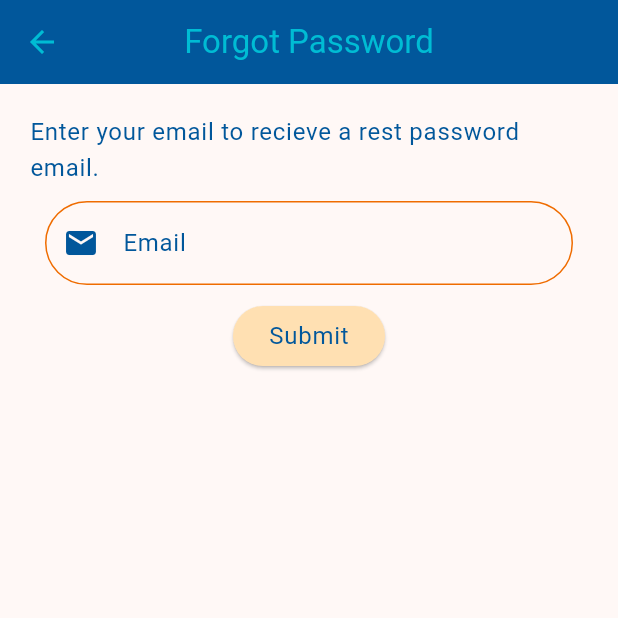
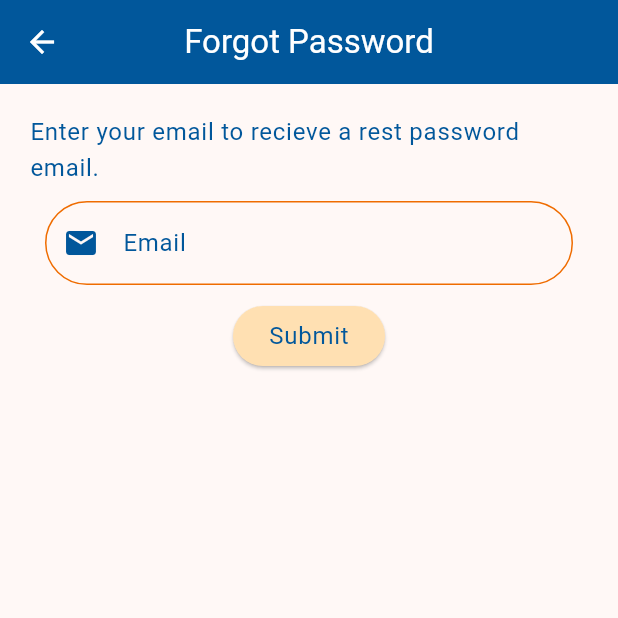
Before and after one commit to Mahmoud-Ramzi5/Jobera, a Flutter app: the screen it shows after launch, after a tap on "Forgot Password?", on a phone screen of 412 x 824 dp, the top half of it. Run offline on Flutter 3.47's test engine with Material 3 defaults, Android fonts, the phone set to English and light mode, and no system bars; our stand-ins replace country_code_picker, dio, font_awesome_flutter, get, shared_preferences; network calls fail.

Commit message:
dark theme

```diff
--- /dev/null
+++ b/FrontEnd/Mobile/lib/classes/themes.dart
@@ -0,0 +1,110 @@
+import 'package:flutter/material.dart';
+
+class Themes {
+  static final lightTheme = ThemeData(
+    colorSchemeSeed: Colors.orange.shade800,
+    appBarTheme: AppBarTheme(
+      titleTextStyle: const TextTheme().titleLarge,
+      color: Colors.lightBlue.shade900,
+      iconTheme: const IconThemeData(color: Colors.white),
+      centerTitle: true,
+    ),
+    textTheme: TextTheme(
+      titleLarge: const TextStyle(color: Colors.white),
+      headlineSmall: TextStyle(color: Colors.orange.shade800),
+      labelLarge: TextStyle(color: Colors.orange.shade800),
+      bodyLarge: TextStyle(color: Colors.lightBlue.shade900),
+    ),
+    elevatedButtonTheme: ElevatedButtonThemeData(
+      style: ButtonStyle(
+        backgroundColor: MaterialStatePropertyAll(Colors.orange.shade100),
+      ),
+    ),
+    outlinedButtonTheme: OutlinedButtonThemeData(
+      style: ButtonStyle(
+        side: MaterialStatePropertyAll(
+          BorderSide(color: Colors.orange.shade800),
+        ),
+      ),
+    ),
+    checkboxTheme: const CheckboxThemeData(
+      shape: CircleBorder(),
+    ),
+    radioTheme: RadioThemeData(
+      fillColor: MaterialStatePropertyAll(Colors.orange.shade800),
+    ),
+    tabBarTheme: TabBarTheme(
+      overlayColor: const MaterialStatePropertyAll(Colors.transparent),
+      labelColor: Colors.lightBlue.shade900,
+      unselectedLabelColor: Colors.black,
+      indicatorSize: TabBarIndicatorSize.tab,
+      dividerColor: Colors.transparent,
+      indicator: ShapeDecoration(
+        shape: CircleBorder(
+          side: BorderSide(
+            strokeAlign: 10,
+            color: Colors.orange.shade800,
+          ),
+        ),
+      ),
+    ),
+    datePickerTheme: DatePickerThemeData(
+      todayForegroundColor: MaterialStatePropertyAll(Colors.orange.shade800),
+    ),
+  );
+
+  static final darkTheme = ThemeData.dark().copyWith(
+    appBarTheme: AppBarTheme(
+      titleTextStyle: const TextTheme().titleLarge,
+      iconTheme: const IconThemeData(color: Colors.white),
+      centerTitle: true,
+    ),
+    textTheme: TextTheme(
+      titleLarge: const TextStyle(color: Colors.white),
+      headlineSmall: TextStyle(color: Colors.orange.shade800),
+      labelLarge: TextStyle(color: Colors.orange.shade800),
+      bodyLarge: const TextStyle(color: Colors.white),
+    ),
+    elevatedButtonTheme: ElevatedButtonThemeData(
+      style: ButtonStyle(
+        backgroundColor: MaterialStatePropertyAll(Colors.orange.shade800),
+      ),
+    ),
+    outlinedButtonTheme: OutlinedButtonThemeData(
+      style: ButtonStyle(
+        side: MaterialStatePropertyAll(
+          BorderSide(color: Colors.orange.shade800),
+        ),
+      ),
+    ),
+    checkboxTheme: const CheckboxThemeData(
+      shape: CircleBorder(),
+      checkColor: MaterialStatePropertyAll(Colors.white),
+    ),
+    radioTheme: RadioThemeData(
+      fillColor: MaterialStatePropertyAll(Colors.orange.shade800),
+    ),
+    tabBarTheme: TabBarTheme(
+      overlayColor: const MaterialStatePropertyAll(Colors.transparent),
+      labelColor: Colors.lightBlue.shade900,
+      unselectedLabelColor: Colors.white,
+      indicatorSize: TabBarIndicatorSize.tab,
+      dividerColor: Colors.transparent,
+      indicator: ShapeDecoration(
+        shape: CircleBorder(
+          side: BorderSide(
+            strokeAlign: 10,
+            color: Colors.orange.shade800,
+          ),
+        ),
+      ),
+    ),
+    datePickerTheme: const DatePickerThemeData(
+      todayForegroundColor: MaterialStatePropertyAll(Colors.white),
+    ),
+    switchTheme: SwitchThemeData(
+      trackColor: MaterialStatePropertyAll(Colors.orange.shade800),
+      thumbColor: const MaterialStatePropertyAll(Colors.white),
+    ),
+  );
+}
--- a/FrontEnd/Mobile/lib/controllers/home_controller.dart
+++ b/FrontEnd/Mobile/lib/controllers/home_controller.dart
@@ -31,13 +31,16 @@ class HomeController extends GetxController {
           ));
       if (response.statusCode == 200) {
         sharedPreferences?.remove('access_token');
+        Dialogs().showSuccessDialog(
+          'Success',
+          response.data['message'].toString(),
+        );
         Get.offAll(() => LoginView());
       }
     } on DioException catch (e) {
       await Dialogs().showErrorDialog(
         'Logout Failed',
         e.response!.data["errors"].toString(),
-        Get.context,
       );
     }
   }
--- a/FrontEnd/Mobile/lib/controllers/login_controller.dart
+++ b/FrontEnd/Mobile/lib/controllers/login_controller.dart
@@ -66,7 +66,7 @@ class LoginController extends GetxController {
           "access_token",
           response.data["access_token"].toString(),
         );
-        await Dialogs().showSuccessDialog('Login Successfull', '', Get.context);
+        await Dialogs().showSuccessDialog('Login Successfull', '');
         isLoggedIn = true;
         return null;
       }
@@ -75,7 +75,6 @@ class LoginController extends GetxController {
       await Dialogs().showErrorDialog(
         'Login Failed',
         e.response!.data["errors"].toString(),
-        Get.context,
       );
     }
   }
--- /dev/null
+++ b/FrontEnd/Mobile/lib/controllers/settings_controller.dart
@@ -0,0 +1,32 @@
+import 'package:flutter/material.dart';
+import 'package:get/get.dart';
+import 'package:jobera/classes/themes.dart';
+import 'package:jobera/main.dart';
+
+class SettingsController extends GetxController {
+  late bool isDarkMode;
+  late ThemeData theme;
+
+  @override
+  void onInit() {
+    isDarkMode =
+        sharedPreferences?.getBool('isDarkMode') == true ? true : false;
+    theme = isDarkMode ? Themes.darkTheme : Themes.lightTheme;
+    super.onInit();
+  }
+
+  void changeTheme(bool currentValue) {
+    isDarkMode = currentValue;
+    if (isDarkMode) {
+      Get.changeTheme(Themes.darkTheme);
+    } else {
+      Get.changeTheme(Themes.lightTheme);
+    }
+    saveTheme(isDarkMode);
+    update();
+  }
+
+  void saveTheme(bool isDarkMode) {
+    sharedPreferences?.setBool('isDarkMode', isDarkMode);
+  }
+}
--- a/FrontEnd/Mobile/lib/customWidgets/code_picker.dart
+++ b/FrontEnd/Mobile/lib/customWidgets/code_picker.dart
@@ -10,9 +10,8 @@ class CodePicker extends StatelessWidget {
   Widget build(BuildContext context) {
     return CountryCodePicker(
       showDropDownButton: true,
-      dialogBackgroundColor: Colors.orange.shade100,
-      dialogTextStyle: Theme.of(context).textTheme.bodyLarge,
-      searchStyle: Theme.of(context).textTheme.bodyLarge,
+      dialogTextStyle: Theme.of(context).textTheme.labelLarge,
+      searchStyle: Theme.of(context).textTheme.labelLarge,
       dialogSize: const Size(400, 300),
       hideSearch: true,
       textStyle: Theme.of(context).textTheme.labelLarge,
--- a/FrontEnd/Mobile/lib/customWidgets/custom_drop_down_button.dart
+++ b/FrontEnd/Mobile/lib/customWidgets/custom_drop_down_button.dart
@@ -20,7 +20,6 @@ class CustomDropDownButton extends StatelessWidget {
     return DropdownButton<dynamic>(
       value: value,
       onChanged: onChanged,
-      dropdownColor: Colors.orange.shade100,
       iconEnabledColor: Colors.lightBlue.shade900,
       items: items,
       hint: BodyText(text: text),
--- a/FrontEnd/Mobile/lib/customWidgets/settings_single_section.dart
+++ b/FrontEnd/Mobile/lib/customWidgets/settings_single_section.dart
@@ -19,7 +19,7 @@ class SingleSection extends StatelessWidget {
         if (title != null)
           Padding(
             padding: const EdgeInsets.all(10),
-            child: TitleText(text: title!),
+            child: HeadlineText(text: title!),
           ),
         Column(
           children: children,
--- a/FrontEnd/Mobile/lib/main.dart
+++ b/FrontEnd/Mobile/lib/main.dart
@@ -1,5 +1,6 @@
 import 'package:flutter/material.dart';
 import 'package:get/get.dart';
+import 'package:jobera/controllers/settings_controller.dart';
 import 'package:jobera/views/login_view.dart';
 import 'package:shared_preferences/shared_preferences.dart';
 
@@ -15,65 +16,11 @@ class MainApp extends StatelessWidget {
 
   @override
   Widget build(BuildContext context) {
+    final SettingsController settingsController = Get.put(SettingsController());
     return GetMaterialApp(
       home: LoginView(),
       debugShowCheckedModeBanner: false,
-      theme: ThemeData(
-        colorSchemeSeed: Colors.orange.shade800,
-        appBarTheme: AppBarTheme(
-          titleTextStyle: Theme.of(context).textTheme.titleLarge,
-          color: Colors.lightBlue.shade900,
-          iconTheme: IconThemeData(color: Colors.cyan.shade500),
-          centerTitle: true,
-        ),
-        textTheme: TextTheme(
-          titleLarge: TextStyle(color: Colors.cyan.shade500),
-          labelLarge: TextStyle(color: Colors.orange.shade800),
-          bodyLarge: TextStyle(color: Colors.lightBlue.shade900),
-        ),
-        elevatedButtonTheme: ElevatedButtonThemeData(
-          style: ButtonStyle(
-            backgroundColor: MaterialStatePropertyAll(Colors.orange.shade100),
-          ),
-        ),
-        outlinedButtonTheme: OutlinedButtonThemeData(
-          style: ButtonStyle(
-            side: MaterialStatePropertyAll(
-              BorderSide(color: Colors.orange.shade800),
-            ),
-          ),
-        ),
-        checkboxTheme: const CheckboxThemeData(
-          shape: CircleBorder(),
-        ),
-        radioTheme: RadioThemeData(
-          fillColor: MaterialStatePropertyAll(Colors.orange.shade800),
-        ),
-        tabBarTheme: TabBarTheme(
-          overlayColor: const MaterialStatePropertyAll(Colors.transparent),
-          labelColor: Colors.lightBlue.shade900,
-          unselectedLabelColor: Colors.black,
-          indicatorSize: TabBarIndicatorSize.tab,
-          dividerColor: Colors.transparent,
-          indicator: ShapeDecoration(
-            shape: CircleBorder(
-              side: BorderSide(
-                strokeAlign: 10,
-                color: Colors.orange.shade800,
-              ),
-            ),
-          ),
-        ),
-        datePickerTheme: DatePickerThemeData(
-          backgroundColor: Colors.orange.shade100,
-          dayStyle: Theme.of(context).textTheme.bodyLarge,
-          headerBackgroundColor: Colors.lightBlue.shade900,
-          headerForegroundColor: Colors.orange.shade800,
-          headerHelpStyle: Theme.of(context).textTheme.bodyLarge,
-        ),
-      ),
-      darkTheme: ThemeData.dark(),
-      themeMode: ThemeMode.light,
+      theme: settingsController.theme,
     );
   }
 }
--- a/FrontEnd/Mobile/lib/views/home_view.dart
+++ b/FrontEnd/Mobile/lib/views/home_view.dart
@@ -23,15 +23,14 @@ class HomeView extends StatelessWidget {
               title: "Settings",
               icon: Icons.settings,
               onTap: () {
-                Get.to(const SettingsView());
+                Get.to(() => const SettingsView());
               },
             ),
             MenuListTile(
               title: "Logout",
               icon: Icons.logout,
-              onTap: () async => await Dialogs().showLogoutDialog(
+              onTap: () async => Dialogs().showLogoutDialog(
                 () => _homeController.logout(),
-                context,
               ),
             ),
           ],
--- a/FrontEnd/Mobile/lib/views/registerViews/register_view.dart
+++ b/FrontEnd/Mobile/lib/views/registerViews/register_view.dart
@@ -33,7 +33,7 @@ class RegisterView extends StatelessWidget {
               ],
             ),
             body: TabBarView(
-              children: [UserRegisterView(), CompanyRegisterView()],
+              children: [UserRegisterView(), const CompanyRegisterView()],
             ),
           ),
         ),
--- a/FrontEnd/Mobile/pubspec.yaml
+++ b/FrontEnd/Mobile/pubspec.yaml
@@ -8,7 +8,7 @@ environment:
 
 dependencies:
   country_code_picker: ^3.0.0
-  dio: ^5.4.1
+  dio: ^5.4.3
   flutter:
     sdk: flutter
   font_awesome_flutter: ^10.7.0
```
Also changed, not shown: FrontEnd/Mobile/lib/classes/dialogs.dart (+21 -13 lines), FrontEnd/Mobile/lib/classes/texts.dart (+14 -0 lines), FrontEnd/Mobile/lib/controllers/forgot_password_controller.dart (+12 -13 lines), FrontEnd/Mobile/lib/controllers/register_controller.dart (+1 -6 lines), FrontEnd/Mobile/lib/views/settings_view.dart (+10 -1 lines), FrontEnd/Mobile/pubspec.lock, 1 other file.
